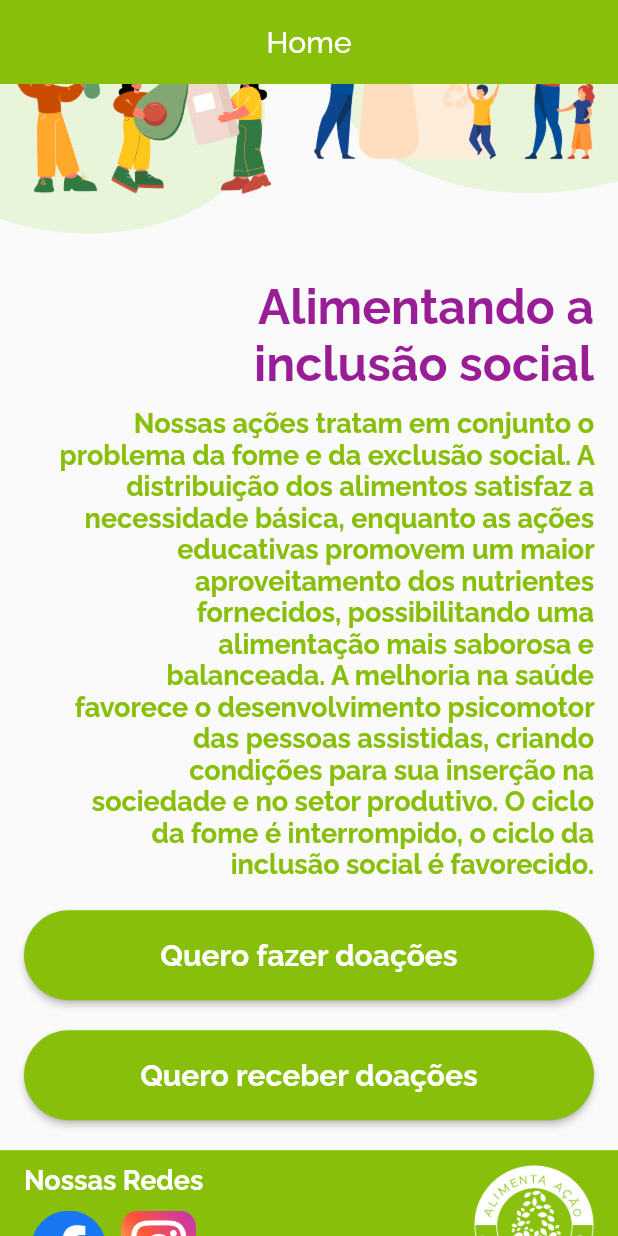
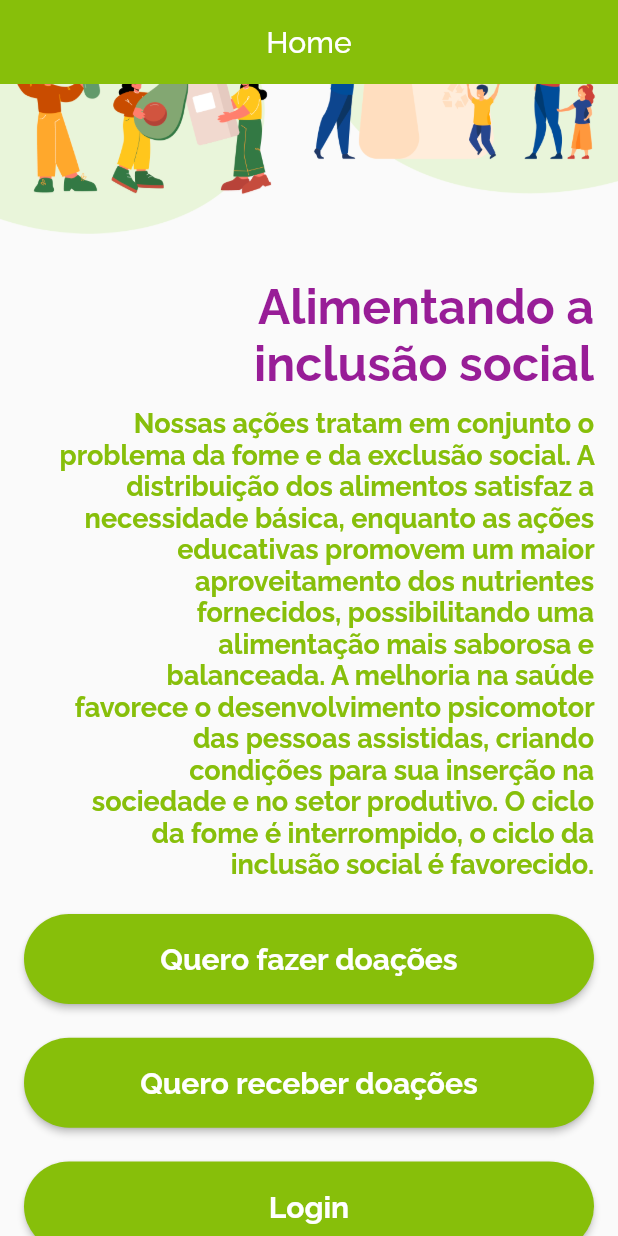
Before and after one commit to cuaitz/AlimentAcao, a Flutter app: the screen it shows after launch, scrolled down 1152 dp, on a phone screen of 412 x 824 dp. Run offline on Flutter 3.47's test engine with Material 2 defaults, Android fonts, the light colour scheme and no system bars; missing offline and left inert: flutter_osm_plugin.

Commit message:
Adicionado um botão de login à tela inicial

```diff
--- a/alimentacao/lib/view/home_page.dart
+++ b/alimentacao/lib/view/home_page.dart
@@ -54,7 +54,7 @@ class HomePageScreen extends StatelessWidget {
                       child: Components.p("Nossas ações tratam em conjunto o problema da fome e da exclusão social. A distribuição dos alimentos satisfaz a necessidade básica, enquanto as ações educativas promovem um maior aproveitamento dos nutrientes fornecidos, possibilitando uma alimentação mais saborosa e balanceada. A melhoria na saúde favorece o desenvolvimento psicomotor das pessoas assistidas, criando condições para sua inserção na sociedade e no setor produtivo. O ciclo da fome é interrompido, o ciclo da inclusão social é favorecido.", textAlign: TextAlign.right),
                     ),
                     SizedBox(
-                      height: 180,
+                      height: 270,
                       child: Column(
                         mainAxisAlignment: MainAxisAlignment.spaceEvenly,
                         children: [
@@ -70,6 +70,13 @@ class HomePageScreen extends StatelessWidget {
                             Components.colorGreen,
                             () {
                               Navigator.pushNamed(context, Routes.receiverRegisterPage);
+                            }
+                          ),
+                          Components.uiButton(
+                            "Login",
+                            Components.colorGreen,
+                            () {
+                              Navigator.pushNamed(context, Routes.loginPage);
                             }
                           ),
                         ],
```
